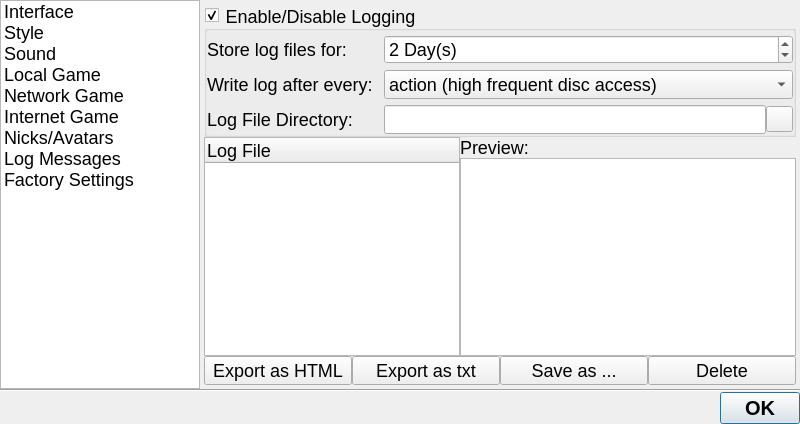
Qt form src/gui/qt/gui_800x480/settingsdialog_800x480.ui (pokerth/pokerth) before a commit.
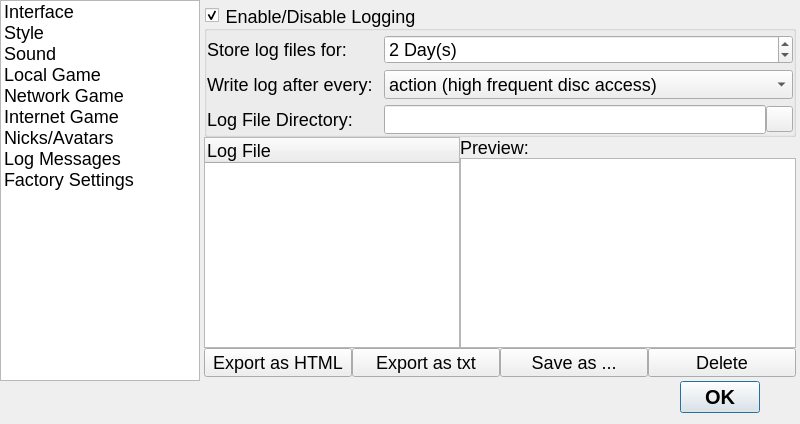
The same form after that commit. The open tabs and pages were chosen to show the change. Icons and pictures are not drawn. Custom widgets are drawn as their Qt base class.

Commit message: further android gui enhancements

```diff
--- a/src/gui/qt/gui_800x480/settingsdialog_800x480.ui
+++ b/src/gui/qt/gui_800x480/settingsdialog_800x480.ui
@@ -23,7 +23,13 @@
    <string notr="true">QObject {font: 18px}</string>
   </property>
   <layout class="QGridLayout" name="gridLayout">
-   <property name="margin">
+   <property name="leftMargin">
+    <number>0</number>
+   </property>
+   <property name="topMargin">
+    <number>0</number>
+   </property>
+   <property name="rightMargin">
     <number>0</number>
    </property>
    <property name="spacing">
@@ -1328,7 +1334,19 @@
        </widget>
        <widget class="QWidget" name="page_4">
         <layout class="QVBoxLayout">
-         <property name="margin">
+         <property name="spacing">
+          <number>2</number>
+         </property>
+         <property name="leftMargin">
+          <number>4</number>
+         </property>
+         <property name="topMargin">
+          <number>0</number>
+         </property>
+         <property name="rightMargin">
+          <number>4</number>
+         </property>
+         <property name="bottomMargin">
           <number>4</number>
          </property>
          <item>
@@ -3668,7 +3686,14 @@
                 </sizepolicy>
                </property>
                <property name="styleSheet">
-                <string notr="true">QObject {color: rgb(255, 255, 255);}</string>
+                <string notr="true"/>
+               </property>
+               <property name="html">
+                <string>&lt;!DOCTYPE HTML PUBLIC &quot;-//W3C//DTD HTML 4.0//EN&quot; &quot;http://www.w3.org/TR/REC-html40/strict.dtd&quot;&gt;
+&lt;html&gt;&lt;head&gt;&lt;meta name=&quot;qrichtext&quot; content=&quot;1&quot; /&gt;&lt;style type=&quot;text/css&quot;&gt;
+p, li { white-space: pre-wrap; }
+&lt;/style&gt;&lt;/head&gt;&lt;body style=&quot; font-family:'Nimbus Sans L'; font-weight:400; font-style:normal;&quot;&gt;
+&lt;p style=&quot;-qt-paragraph-type:empty; margin-top:0px; margin-bottom:0px; margin-left:0px; margin-right:0px; -qt-block-indent:0; text-indent:0px;&quot;&gt;&lt;/p&gt;&lt;/body&gt;&lt;/html&gt;</string>
                </property>
               </widget>
              </item>
@@ -3851,13 +3876,24 @@
     </layout>
    </item>
    <item row="1" column="0">
-    <widget class="Line" name="line">
+    <layout class="QHBoxLayout" name="horizontalLayout_12">
+     <item>
+      <spacer name="horizontalSpacer_3">
      <property name="orientation">
       <enum>Qt::Horizontal</enum>
      </property>
-    </widget>
-   </item>
-   <item row="2" column="0">
+       <property name="sizeType">
+        <enum>QSizePolicy::MinimumExpanding</enum>
+       </property>
+       <property name="sizeHint" stdset="0">
+        <size>
+         <width>40</width>
+         <height>20</height>
+        </size>
+       </property>
+      </spacer>
+     </item>
+     <item>
     <widget class="QDialogButtonBox" name="buttonBox">
      <property name="styleSheet">
       <string notr="true">QObject {font: bold 20px}</string>
@@ -3869,6 +3905,24 @@
       <set>QDialogButtonBox::Ok</set>
      </property>
     </widget>
+     </item>
+     <item>
+      <spacer name="horizontalSpacer_2">
+       <property name="orientation">
+        <enum>Qt::Horizontal</enum>
+       </property>
+       <property name="sizeType">
+        <enum>QSizePolicy::Fixed</enum>
+       </property>
+       <property name="sizeHint" stdset="0">
+        <size>
+         <width>40</width>
+         <height>20</height>
+        </size>
+       </property>
+      </spacer>
+     </item>
+    </layout>
    </item>
   </layout>
  </widget>
```
Lines whose indentation alone changed are shown as unchanged. The commit also changes 7 other files.
